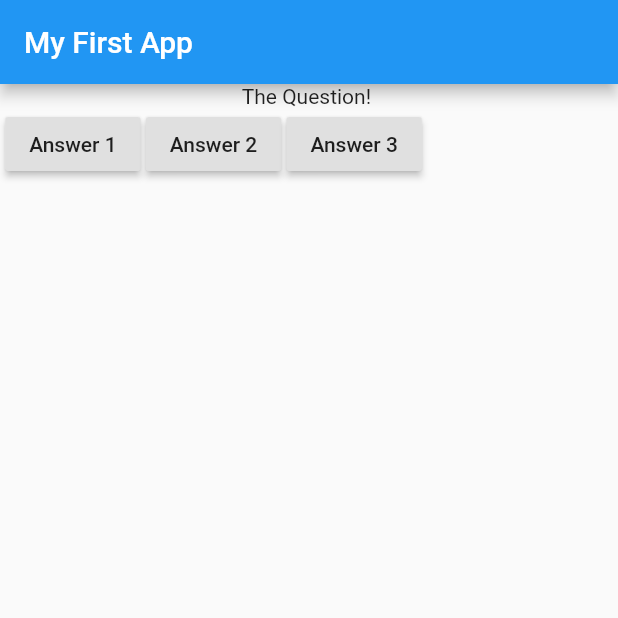
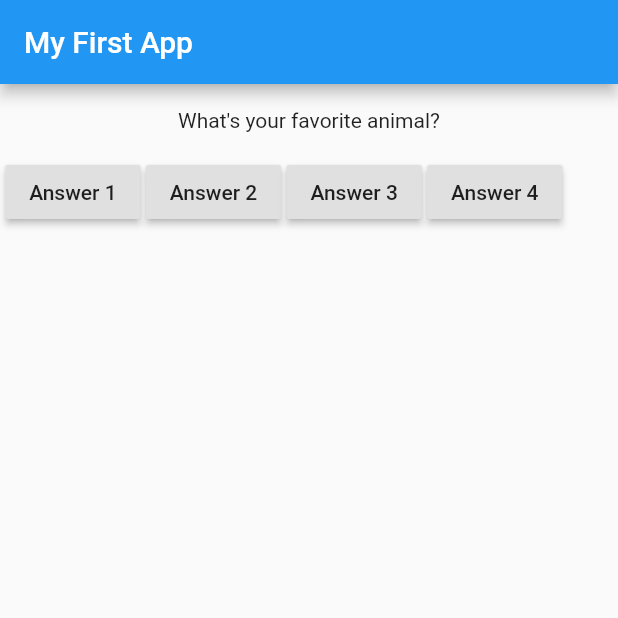
Before and after one commit to bintangDiyantoro/learnflutter, a Flutter app: the screen it shows after launch, on a phone screen of 412 x 824 dp, the top half of it. Run offline on Flutter 3.47's test engine with Material 2 defaults, Android fonts, the phone set to English and light mode, and no system bars.

Commit message:
Accessing array (regular & associative) 3:23:00

```diff
--- a/lib/main.dart
+++ b/lib/main.dart
@@ -3,11 +3,17 @@ import 'package:flutter/material.dart';
 void main() => runApp(MyFirstApp());
 
 class MyFirstApp extends StatelessWidget {
-  void answerQuestion(){
+  void answerQuestion() {
     print('answer chosen!');
   }
+
   @override
   Widget build(BuildContext context) {
+    var questions = {
+      'color': 'What\'s your favorite color?',
+      'animal': 'What\'s your favorite animal?',
+    };
+
     return MaterialApp(
       home: Scaffold(
         appBar: AppBar(
@@ -15,7 +21,9 @@ class MyFirstApp extends StatelessWidget {
         ),
         body: Column(
           children: [
-            Text('The Question! '),
+            Text(''),
+            Text(questions['animal']),
+            Text(''),
             Row(
               children: [
                 Text(' '),
@@ -26,13 +34,20 @@ class MyFirstApp extends StatelessWidget {
                 Text(' '),
                 RaisedButton(
                   child: Text('Answer 2'),
-                  onPressed: ()=> print('Answer 2 chosen'),
+                  onPressed: () => print('Answer 2 chosen'),
                 ),
                 Text(' '),
                 RaisedButton(
                   child: Text('Answer 3'),
-                  onPressed: (){
+                  onPressed: () {
                     print('Answer 3 chosen');
+                  },
+                ),
+                Text(' '),
+                RaisedButton(
+                  child: Text('Answer 4'),
+                  onPressed: () {
+                    print('Answer 4 chosen');
                   },
                 ),
               ],
```
